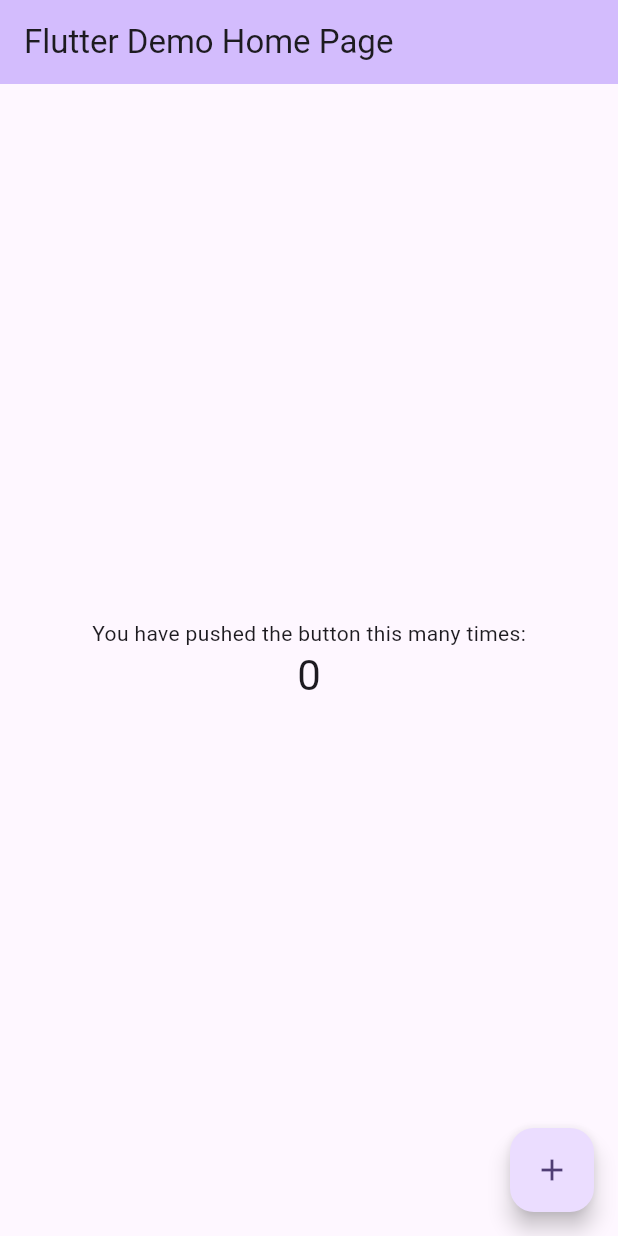
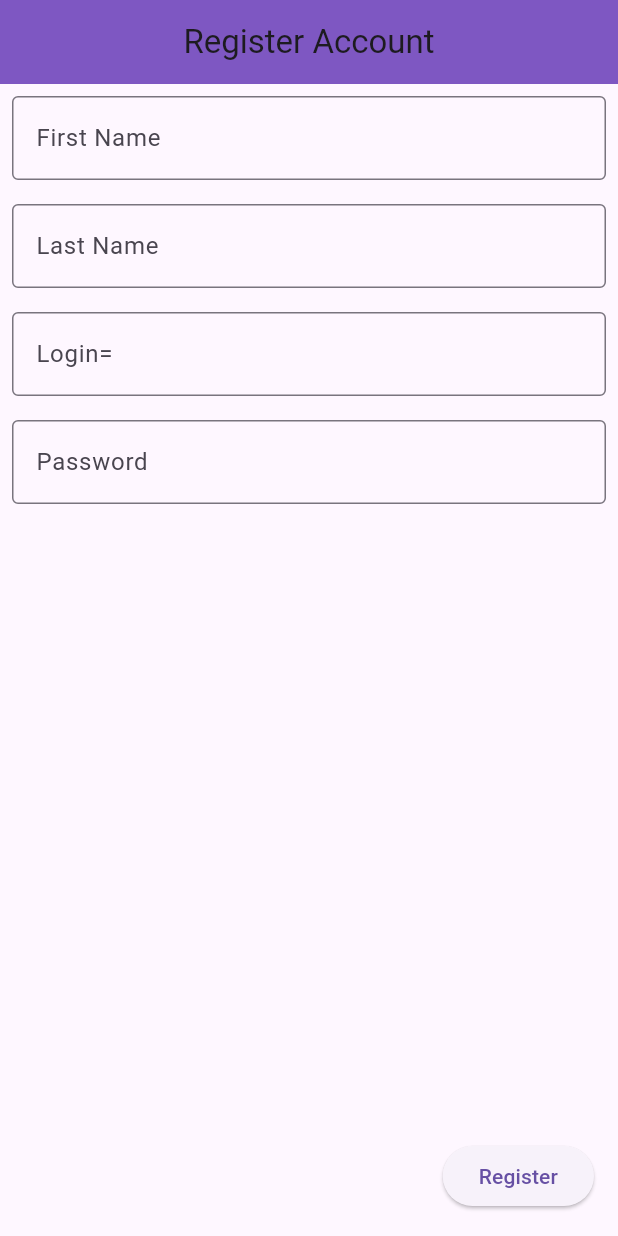
Before and after one commit to bilgakhan/loginauth, a Flutter app: the screen it shows after launch, on a phone screen of 412 x 824 dp. Run offline on Flutter 3.47's test engine with Material 3 defaults, Android fonts, the phone set to English and light mode, and no system bars; our stand-ins replace dio, hive, hive_flutter; accounts and stored records are empty.

Commit message:
12-26 20:51 commit

```diff
--- /dev/null
+++ b/lib/core/router/router.dart
@@ -0,0 +1,22 @@
+import 'package:flutter/material.dart';
+import 'package:login_app/view/auth/register_page.dart';
+import 'package:login_app/view/home_page.dart';
+
+class RouteGenerate {
+  static final RouteGenerate _router = RouteGenerate._init();
+  static RouteGenerate get router => _router;
+  RouteGenerate._init();
+
+  Route? onGenerate(RouteSettings settings) {
+    switch (settings.name) {
+      case "/":
+        return _navigate(const HomePage());
+      case "register":
+        return _navigate(const RegisterPage());
+    }
+    return null;
+  }
+
+  MaterialPageRoute _navigate(Widget page) =>
+      MaterialPageRoute(builder: (context) => page);
+}
--- a/lib/main.dart
+++ b/lib/main.dart
@@ -1,125 +1,32 @@
 import 'package:flutter/material.dart';
+import 'package:hive_flutter/hive_flutter.dart';
+import 'package:login_app/core/router/router.dart';
+import 'package:login_app/provider/auth/register_provider.dart';
+import 'package:provider/provider.dart';
 
-void main() {
-  runApp(const MyApp());
+void main(List<String> args) async {
+  await Hive.initFlutter();
+  runApp(
+    MultiProvider(
+      providers: [
+        ChangeNotifierProvider(
+          create: (context) => RegisterProvider(),
+        ),
+      ],
+      child: const MyApp(),
+    ),
+  );
 }
 
 class MyApp extends StatelessWidget {
   const MyApp({super.key});
 
-  // This widget is the root of your application.
   @override
   Widget build(BuildContext context) {
     return MaterialApp(
-      title: 'Flutter Demo',
-      theme: ThemeData(
-        // This is the theme of your application.
-        //
-        // TRY THIS: Try running your application with "flutter run". You'll see
-        // the application has a purple toolbar. Then, without quitting the app,
-        // try changing the seedColor in the colorScheme below to Colors.green
-        // and then invoke "hot reload" (save your changes or press the "hot
-        // reload" button in a Flutter-supported IDE, or press "r" if you used
-        // the command line to start the app).
-        //
-        // Notice that the counter didn't reset back to zero; the application
-        // state is not lost during the reload. To reset the state, use hot
-        // restart instead.
-        //
-        // This works for code too, not just values: Most code changes can be
-        // tested with just a hot reload.
-        colorScheme: ColorScheme.fromSeed(seedColor: Colors.deepPurple),
-        useMaterial3: true,
-      ),
-      home: const MyHomePage(title: 'Flutter Demo Home Page'),
+      debugShowCheckedModeBanner: false,
+      onGenerateRoute: RouteGenerate.router.onGenerate,
+      initialRoute: "register",
     );
   }
 }
-
-class MyHomePage extends StatefulWidget {
-  const MyHomePage({super.key, required this.title});
-
-  // This widget is the home page of your application. It is stateful, meaning
-  // that it has a State object (defined below) that contains fields that affect
-  // how it looks.
-
-  // This class is the configuration for the state. It holds the values (in this
-  // case the title) provided by the parent (in this case the App widget) and
-  // used by the build method of the State. Fields in a Widget subclass are
-  // always marked "final".
-
-  final String title;
-
-  @override
-  State<MyHomePage> createState() => _MyHomePageState();
-}
-
-class _MyHomePageState extends State<MyHomePage> {
-  int _counter = 0;
-
-  void _incrementCounter() {
-    setState(() {
-      // This call to setState tells the Flutter framework that something has
-      // changed in this State, which causes it to rerun the build method below
-      // so that the display can reflect the updated values. If we changed
-      // _counter without calling setState(), then the build method would not be
-      // called again, and so nothing would appear to happen.
-      _counter++;
-    });
-  }
-
-  @override
-  Widget build(BuildContext context) {
-    // This method is rerun every time setState is called, for instance as done
-    // by the _incrementCounter method above.
-    //
-    // The Flutter framework has been optimized to make rerunning build methods
-    // fast, so that you can just rebuild anything that needs updating rather
-    // than having to individually change instances of widgets.
-    return Scaffold(
-      appBar: AppBar(
-        // TRY THIS: Try changing the color here to a specific color (to
-        // Colors.amber, perhaps?) and trigger a hot reload to see the AppBar
-        // change color while the other colors stay the same.
-        backgroundColor: Theme.of(context).colorScheme.inversePrimary,
-        // Here we take the value from the MyHomePage object that was created by
-        // the App.build method, and use it to set our appbar title.
-        title: Text(widget.title),
-      ),
-      body: Center(
-        // Center is a layout widget. It takes a single child and positions it
-        // in the middle of the parent.
-        child: Column(
-          // Column is also a layout widget. It takes a list of children and
-          // arranges them vertically. By default, it sizes itself to fit its
-          // children horizontally, and tries to be as tall as its parent.
-          //
-          // Column has various properties to control how it sizes itself and
-          // how it positions its children. Here we use mainAxisAlignment to
-          // center the children vertically; the main axis here is the vertical
-          // axis because Columns are vertical (the cross axis would be
-          // horizontal).
-          //
-          // TRY THIS: Invoke "debug painting" (choose the "Toggle Debug Paint"
-          // action in the IDE, or press "p" in the console), to see the
-          // wireframe for each widget.
-          mainAxisAlignment: MainAxisAlignment.center,
-          children: <Widget>[
-            const Text(
-              'You have pushed the button this many times:',
-            ),
-            Text(
-              '$_counter',
-              style: Theme.of(context).textTheme.headlineMedium,
-            ),
-          ],
-        ),
-      ),
-      floatingActionButton: FloatingActionButton(
-        onPressed: _incrementCounter,
-        tooltip: 'Increment',
-        child: const Icon(Icons.add),
-      ), // This trailing comma makes auto-formatting nicer for build methods.
-    );
-  }
-}
--- /dev/null
+++ b/lib/provider/auth/login_provider.dart
@@ -0,0 +1,3 @@
+import 'package:flutter/material.dart';
+
+class LoginProvider extends ChangeNotifier { }
--- /dev/null
+++ b/lib/provider/auth/register_provider.dart
@@ -0,0 +1,37 @@
+import 'package:flutter/material.dart';
+import 'package:login_app/db/auth.dart';
+import 'package:login_app/model/register_model.dart';
+import 'package:login_app/service/auth_service.dart';
+
+class RegisterProvider extends ChangeNotifier {
+  AuthService service = AuthService();
+  AuthDb db = AuthDb();
+  bool isLoading = false;
+  String errorMessage = '';
+
+  // input fields
+  TextEditingController fNameController = TextEditingController();
+  TextEditingController lNameController = TextEditingController();
+  TextEditingController loginController = TextEditingController();
+  TextEditingController passwordController = TextEditingController();
+
+  Future<void> register(BuildContext context) async {
+    isLoading = true;
+    notifyListeners();
+    dynamic response = await service.registerUser(
+      login: loginController.text,
+      password: passwordController.text,
+      fName: fNameController.text,
+      lName: lNameController.text,
+    );
+    if (response is RegisterModel) {
+      isLoading = false;
+      await db.writeToDb(response.token.toString());
+      notifyListeners();
+    } else {
+      isLoading = false;
+      errorMessage = response;
+      notifyListeners();
+    }
+  }
+}
--- a/lib/service/auth_service.dart
+++ b/lib/service/auth_service.dart
@@ -1,12 +1,28 @@
 import 'package:dio/dio.dart';
 import 'package:login_app/core/network/links.dart';
+import 'package:login_app/model/register_model.dart';
 
-class AuthUser {
-  Future<dynamic> registerUser() async {
+class AuthService {
+  Future<dynamic> registerUser({
+    String? fName,
+    String? lName,
+    required String login,
+    required String password,
+  }) async {
+
     try {
-      Response response =
-          await Dio().post(LoginAppLinks.register);
+      Response response = await Dio().post(
+        LoginAppLinks.register,
+        data: {
+          "email": login,
+          "password": password,
+          "f_name": fName,
+          "l_name": lName,
+        },
+      );
+
       if (response.statusCode == 201 || response.statusCode == 200) {
+        return RegisterModel.fromJson(response.data);
       } else {
         return response.statusMessage.toString();
       }
--- /dev/null
+++ b/lib/view/auth/register_page.dart
@@ -0,0 +1,76 @@
+import 'package:flutter/material.dart';
+import 'package:login_app/provider/auth/register_provider.dart';
+import 'package:provider/provider.dart';
+
+class RegisterPage extends StatelessWidget {
+  const RegisterPage({super.key});
+
+  @override
+  Widget build(BuildContext context) {
+    RegisterProvider provider = Provider.of<RegisterProvider>(context);
+    return ChangeNotifierProvider(
+      create: (context) => RegisterProvider(),
+      builder: (context, child) => Scaffold(
+        appBar: AppBar(
+          title: const Text('Register Account'),
+          centerTitle: true,
+          backgroundColor: Colors.deepPurple[400],
+        ),
+        body: Column(
+          children: [
+            Padding(
+              padding: const EdgeInsets.all(8.0),
+              child: TextField(
+                controller: provider.fNameController,
+                decoration: const InputDecoration(
+                  border: OutlineInputBorder(),
+                  hintText: 'First Name',
+                ),
+              ),
+            ),
+            Padding(
+              padding: const EdgeInsets.all(8.0),
+              child: TextField(
+                controller: provider.lNameController,
+                decoration: const InputDecoration(
+                  border: OutlineInputBorder(),
+                  hintText: 'Last Name',
+                ),
+              ),
+            ),
+            Padding(
+              padding: const EdgeInsets.all(8.0),
+              child: TextField(
+                controller: provider.loginController,
+                decoration: const InputDecoration(
+                  border: OutlineInputBorder(),
+                  hintText: 'Login=',
+                ),
+              ),
+            ),
+            Padding(
+              padding: const EdgeInsets.all(8.0),
+              child: TextField(
+                controller: provider.passwordController,
+                decoration: const InputDecoration(
+                  border: OutlineInputBorder(),
+                  hintText: 'Password',
+                ),
+              ),
+            ),
+          ],
+        ),
+        floatingActionButton: ElevatedButton(
+          onPressed: () {
+            provider.register(context);
+            provider.lNameController.clear();
+            provider.fNameController.clear();
+            provider.loginController.clear();
+            provider.passwordController.clear();
+          },
+          child: const Text('Register'),
+        ),
+      ),
+    );
+  }
+}
```
Also changed, not shown: lib/db/auth.dart (added, +19 -0 lines), lib/view/home_page.dart (added, +10 -0 lines), 9 other files.
